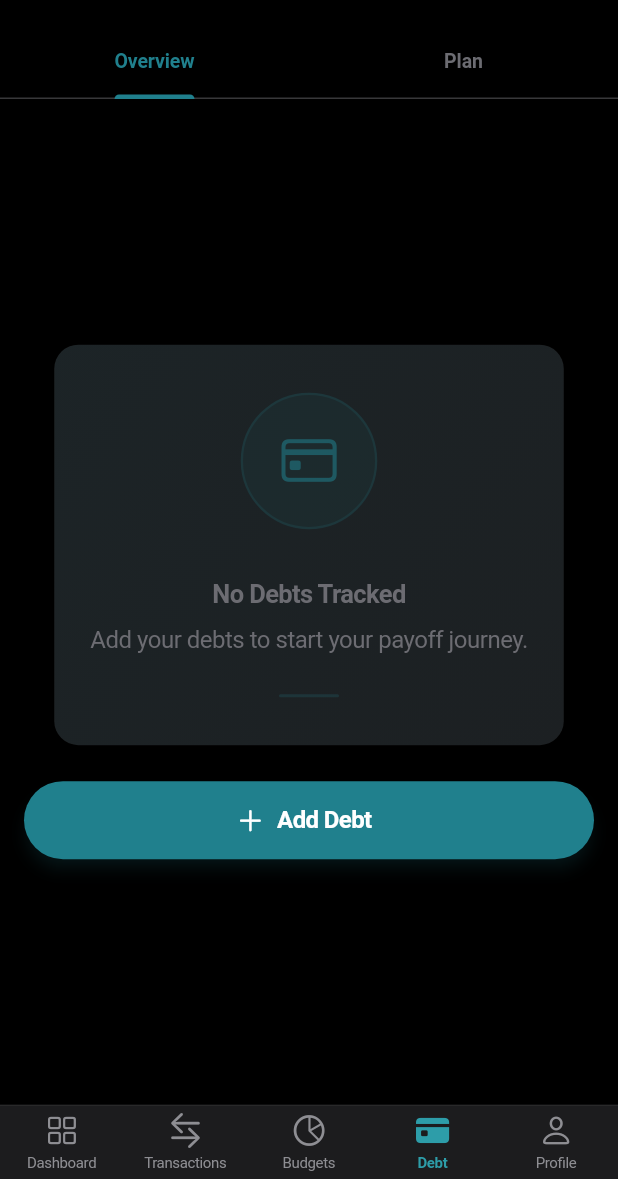
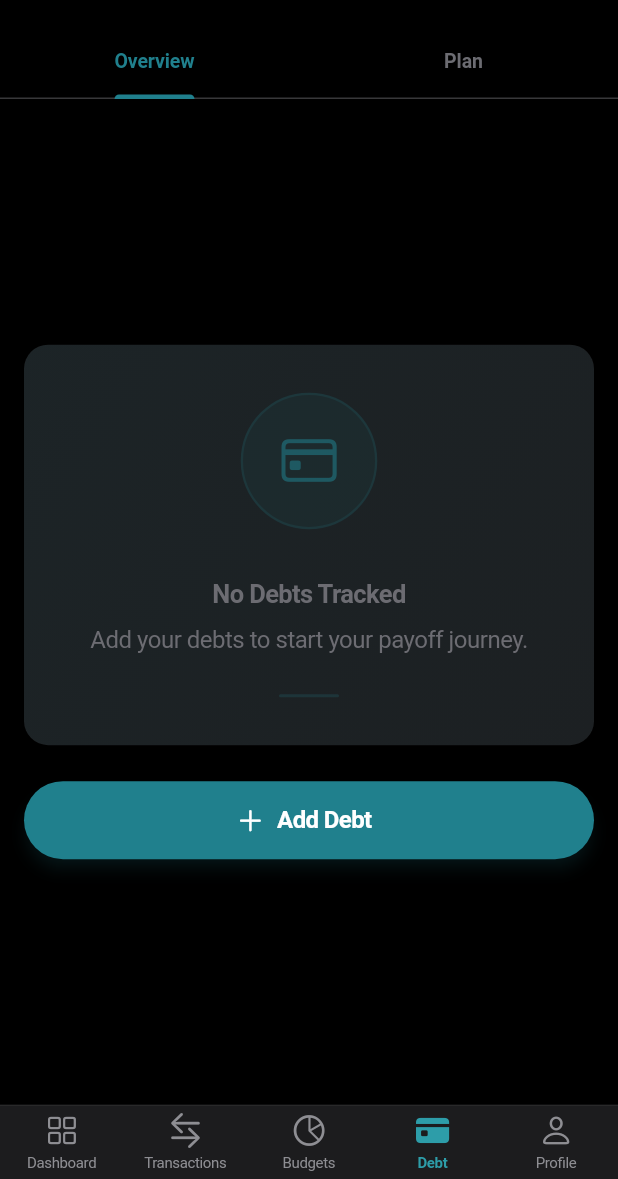
Before and after one commit to Soliperso/fin_mate, a Flutter app: the DebtPage screen opened by its route, on a phone screen of 412 x 824 dp, the part 57-1236 px from its top. Run offline on Flutter 3.47's test engine with Material 3 defaults, Android fonts, the light colour scheme and no system bars; our stand-ins replace connectivity_plus, csv, easy_localization, equatable, file_picker, fl_chart and 14 more; missing offline and left inert: flutter_jailbreak_detection, google_mlkit_text_recognition, otp; accounts and stored records are empty.

Commit message:
Add Arabic translations for transaction empty state message and fix debt screen empty state layout

```diff
--- a/assets/translations/ar.json
+++ b/assets/translations/ar.json
@@ -267,6 +267,7 @@
     "title": "المعاملات",
     "searchHint": "ابحث عن معاملات…",
     "noTransactions": "لا توجد معاملات بعد",
+    "noTransactionsMessage": "ابدأ بإضافة أول معاملة لك لتتمكن من تتبع أموالك.",
     "noTransactionsFound": "لم يتم العثور على معاملات",
     "deleted": "تم حذف المعاملة",
     "failedToDelete": "فشل حذف المعاملة",
--- a/assets/translations/en.json
+++ b/assets/translations/en.json
@@ -267,6 +267,7 @@
     "title": "Transactions",
     "searchHint": "Search transactions…",
     "noTransactions": "No Transactions Yet",
+    "noTransactionsMessage": "Start by adding your first transaction to begin tracking your finances.",
     "noTransactionsFound": "No Transactions Found",
     "deleted": "Transaction deleted",
     "failedToDelete": "Failed to delete transaction",
--- a/assets/translations/es.json
+++ b/assets/translations/es.json
@@ -267,6 +267,7 @@
     "title": "Transacciones",
     "searchHint": "Buscar transacciones…",
     "noTransactions": "Sin transacciones aún",
+    "noTransactionsMessage": "Comienza agregando tu primera transacción para comenzar a rastrear tus finanzas.",
     "noTransactionsFound": "No se encontraron transacciones",
     "deleted": "Transacción eliminada",
     "failedToDelete": "Error al eliminar la transacción",
--- a/assets/translations/fr.json
+++ b/assets/translations/fr.json
@@ -267,6 +267,7 @@
     "title": "Transactions",
     "searchHint": "Rechercher des transactions…",
     "noTransactions": "Aucune transaction",
+    "noTransactionsMessage": "Commencez par ajouter votre première transaction pour suivre vos finances.",
     "noTransactionsFound": "Aucune transaction trouvée",
     "deleted": "Transaction supprimée",
     "failedToDelete": "Échec de la suppression de la transaction",
--- a/lib/features/debt_payoff/presentation/pages/debt_page.dart
+++ b/lib/features/debt_payoff/presentation/pages/debt_page.dart
@@ -194,10 +194,19 @@ class _DebtPageState extends ConsumerState<DebtPage>
         ),
         data: (debts) {
           if (debts.isEmpty) {
-            return Padding(
+            return LayoutBuilder(
+              builder: (context, constraints) =>
+                  SingleChildScrollView(
+                physics: const AlwaysScrollableScrollPhysics(),
+                child: ConstrainedBox(
+                  constraints: BoxConstraints(
+                      minHeight: constraints.maxHeight),
+                  child: Padding(
                     padding: const EdgeInsets.all(AppSizes.md),
                     child: Column(
                       mainAxisAlignment: MainAxisAlignment.center,
+                      crossAxisAlignment:
+                          CrossAxisAlignment.stretch,
                       children: [
                         EmptyStateCard(
                           icon: CupertinoIcons.creditcard,
@@ -207,7 +216,6 @@ class _DebtPageState extends ConsumerState<DebtPage>
                         ),
                         const SizedBox(height: AppSizes.lg),
                         SizedBox(
-                    width: double.infinity,
                           height: AppSizes.buttonHeightMd,
                           child: ElevatedButton.icon(
                             onPressed: _showAddDebt,
@@ -231,6 +239,9 @@ class _DebtPageState extends ConsumerState<DebtPage>
                           ),
                         ),
                       ],
+                    ),
+                  ),
+                ),
               ),
             );
           }
--- a/lib/features/transactions/presentation/pages/transactions_page.dart
+++ b/lib/features/transactions/presentation/pages/transactions_page.dart
@@ -288,7 +288,7 @@ class _TransactionsPageState extends ConsumerState<TransactionsPage> {
                                       title:
                                           'transactions.noTransactions'.tr(),
                                       message:
-                                          'Start by adding your first transaction to begin tracking your finances.',
+                                          'transactions.noTransactionsMessage'.tr(),
                                       backgroundColor: AppColors.brandTeal,
                                     ),
                                     const SizedBox(height: AppSizes.lg),
```
Lines whose indentation alone changed are shown as unchanged.
